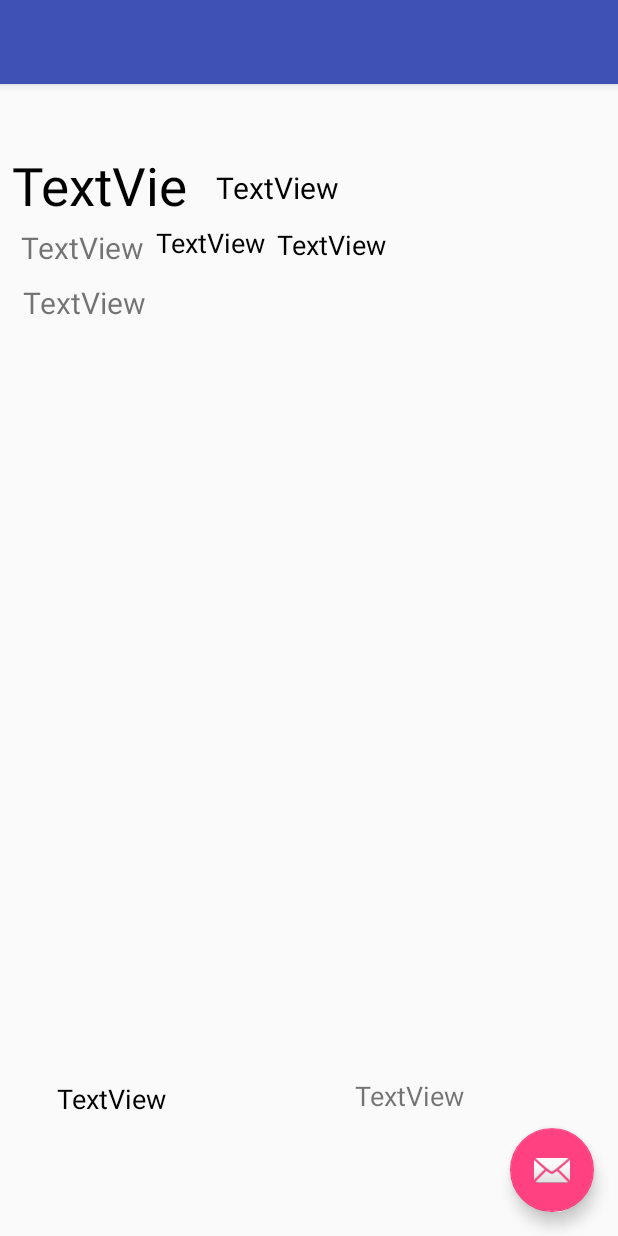
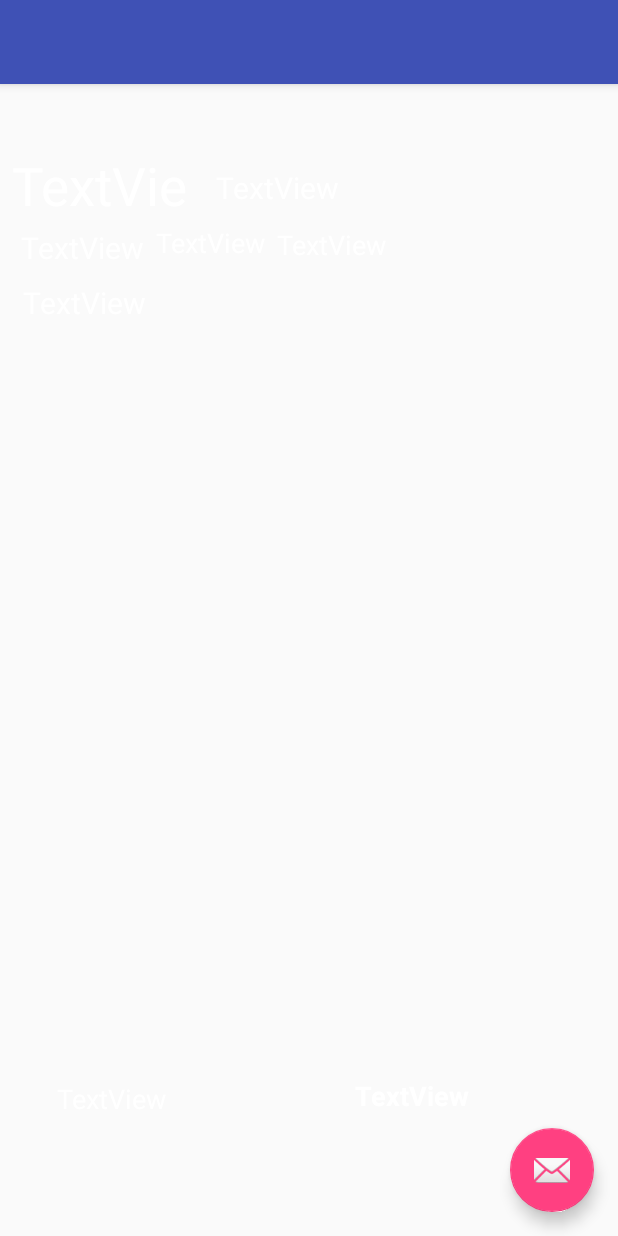
Before and after one commit to Daennes/AlarmclockUWS, an Android app: the WeatherActivity screen opened directly, with no data from a screen before it, on a phone screen of 412 x 824 dp. Run offline under Robolectric (Android 15) with nearby library versions, the phone set to English and light mode, and no system bars; our stand-ins replace Picasso; pictures from the network do not load.

Commit message:
Text alignment and colour adjuetments

```diff
--- a/app/src/main/res/layout/content_weather.xml
+++ b/app/src/main/res/layout/content_weather.xml
@@ -10,8 +10,7 @@
     tools:layout_editor_absoluteY="81dp"
     tools:showIn="@layout/activity_weather">
 
-
-    <ImageView
+<ImageView
         android:id="@+id/image"
         android:layout_width="108dp"
         android:layout_height="106dp"
@@ -30,7 +29,7 @@
         android:layout_toEndOf="@+id/pressure"
         android:layout_toRightOf="@+id/pressure"
         android:text="TextView"
-        android:textColor="@android:color/black"
+        android:textColor="@android:color/white"
         android:textSize="35sp"
         app:layout_constraintStart_toStartOf="parent"
         app:layout_constraintTop_toTopOf="parent" />
@@ -47,7 +46,7 @@
         android:layout_marginStart="8dp"
         android:layout_marginTop="55dp"
         android:text="TextView"
-        android:textColor="@android:color/black"
+        android:textColor="@android:color/white"
         android:textSize="20sp"
         app:layout_constraintEnd_toStartOf="@+id/image"
         app:layout_constraintStart_toEndOf="@+id/name"
@@ -63,6 +62,7 @@
         android:layout_toEndOf="@+id/pressure"
         android:layout_toRightOf="@+id/pressure"
         android:text="TextView"
+        android:textColor="@android:color/white"
         android:textSize="20sp"
         app:layout_constraintStart_toStartOf="@+id/name"
         app:layout_constraintTop_toBottomOf="@+id/name" />
@@ -77,7 +77,7 @@
         android:layout_marginBottom="1dp"
         android:layout_marginStart="8dp"
         android:text="TextView"
-        android:textColor="@android:color/black"
+        android:textColor="@android:color/white"
         android:textSize="18sp"
         app:layout_constraintBottom_toBottomOf="@+id/region"
         app:layout_constraintStart_toEndOf="@+id/region"
@@ -93,7 +93,7 @@
         android:layout_marginStart="8dp"
         android:layout_marginTop="8dp"
         android:text="TextView"
-        android:textColor="@android:color/black"
+        android:textColor="@android:color/white"
         android:textSize="18sp"
         app:layout_constraintStart_toEndOf="@+id/longitude"
         app:layout_constraintTop_toBottomOf="@+id/TextViewCo" />
@@ -108,6 +108,7 @@
         android:layout_toLeftOf="@+id/image"
         android:layout_toStartOf="@+id/image"
         android:text="TextView"
+        android:textColor="@android:color/white"
         android:textSize="20sp"
         app:layout_constraintStart_toStartOf="@+id/region"
         app:layout_constraintTop_toBottomOf="@+id/latitude" />
@@ -121,7 +122,7 @@
         android:layout_marginEnd="5dp"
         android:layout_marginStart="24dp"
         android:layout_marginTop="147dp"
-        android:textColor="@android:color/black"
+        android:textColor="@android:color/white"
         android:textSize="20sp"
         android:textStyle="bold"
         app:layout_constraintBottom_toBottomOf="@+id/wind"
@@ -139,6 +140,7 @@
         android:layout_marginTop="8dp"
         android:textSize="18sp"
         android:textStyle="bold"
+        android:textColor="@android:color/white"
         app:layout_constraintEnd_toEndOf="@+id/TempViewC"
         app:layout_constraintStart_toStartOf="@+id/TempViewC"
         app:layout_constraintTop_toBottomOf="@+id/TempViewC" />
@@ -152,7 +154,7 @@
         android:layout_alignParentStart="true"
         android:layout_marginBottom="28dp"
         android:layout_marginStart="38dp"
-        android:textColor="@android:color/black"
+        android:textColor="@android:color/white"
         android:textSize="18sp"
         app:layout_constraintBottom_toTopOf="@+id/humidity"
         app:layout_constraintStart_toStartOf="parent" />
@@ -166,7 +168,7 @@
         android:layout_alignParentStart="true"
         android:layout_marginBottom="28dp"
         android:layout_marginEnd="8dp"
-        android:textColor="@android:color/black"
+        android:textColor="@android:color/white"
         android:textSize="18sp"
         app:layout_constraintBottom_toTopOf="@+id/visibility"
         app:layout_constraintEnd_toEndOf="parent"
@@ -183,6 +185,8 @@
         android:layout_marginEnd="8dp"
         android:text="TextView"
         android:textSize="18sp"
+        android:textStyle="bold"
+        android:textColor="@android:color/white"
         app:layout_constraintBottom_toBottomOf="parent"
         app:layout_constraintEnd_toEndOf="parent" />
 
@@ -196,7 +200,7 @@
         android:layout_marginBottom="70dp"
         android:layout_marginStart="38dp"
         android:text="TextView"
-        android:textColor="@android:color/black"
+        android:textColor="@android:color/white"
         android:textSize="18sp"
         app:layout_constraintBottom_toBottomOf="parent"
         app:layout_constraintStart_toStartOf="parent" />
```
